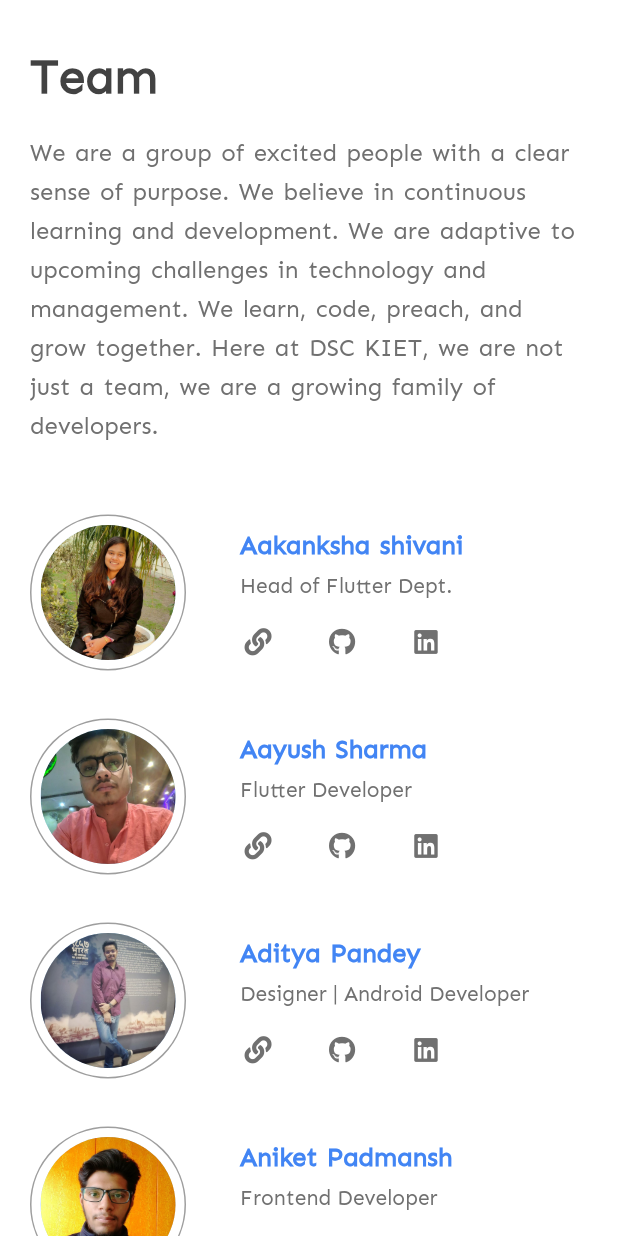
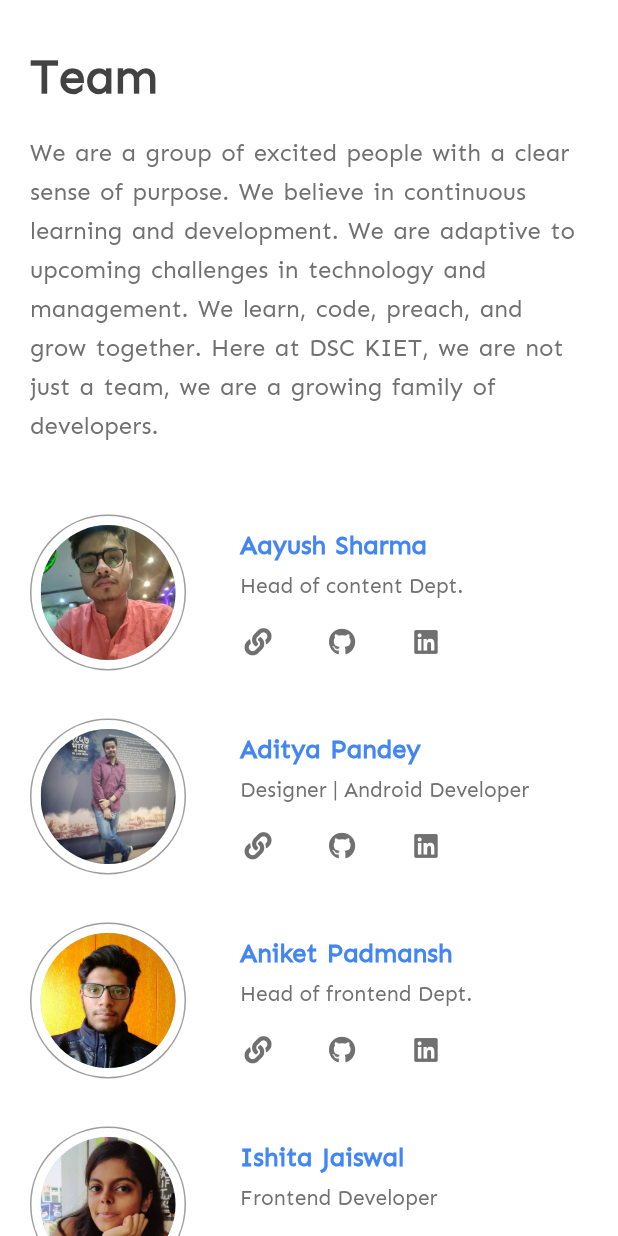
Before and after one commit to dsckiet/DSC-KIET-APP, a Flutter app: the TeamScreen widget shown alone on an empty page, opened directly, on a phone screen of 412 x 824 dp. Run offline on Flutter 3.47's test engine with Material 2 defaults, Android fonts, the light colour scheme and no system bars; our stand-ins replace bloc, cached_network_image, curved_navigation_bar, firebase_core, firebase_messaging, flutter_bloc and 5 more; accounts and stored records are empty.

Commit message:
team changes done

```diff
--- a/lib/screens/team_screen.dart
+++ b/lib/screens/team_screen.dart
@@ -20,7 +20,10 @@ class _TeamScreenState extends State<TeamScreen> {
   ImageProvider teamImage = AssetImage('assets/images/team.png');
 
   // String _value = domains[0];
-  List<Map<String, String>> teamMembers = List.from(team);
+  List<Map<String, dynamic>> teamMembers =
+      List.from(team.where((element) => element['alumni'] == false));
+  List<Map<String, dynamic>> alumniMembers =
+      List.from(team.where((element) => element['alumni'] == true));
 
   @override
   Widget build(BuildContext context) {
@@ -45,70 +48,21 @@ class _TeamScreenState extends State<TeamScreen> {
                   color: Color(0xff707070)),
             ),
             Padding(padding: EdgeInsets.only(top: 16)),
-            // Card(
-            //   elevation: 4,
-            //   color: blue,
-            //   child: Container(
-            //     width: double.infinity,
-            //     child: Row(
-            //       children: [
-            //         Padding(padding: EdgeInsets.only(right: 20)),
-            //         Text(
-            //           'Domain',
-            //           style: body1(context).copyWith(
-            //             fontWeight: FontWeight.bold,
-            //             color: Colors.white,
-            //           ),
-            //         ),
-            //         Spacer(),
-            // DropdownButton(
-            //     items: domains
-            //         .map(
-            //           (e) => DropdownMenuItem(
-            //             child: Row(children: [
-            //               if (domains.indexOf(e) != 0)
-            //                 SvgPicture.asset(
-            //                   'assets/icons/${e.toLowerCase()}.svg',
-            //                   height: 24,
-            //                 ),
-            //               Padding(padding: EdgeInsets.only(right: 10)),
-            //               Text(e),
-            //             ]),
-            //             value: e,
-            //           ),
-            //         )
-            //         .toList(),
-            //     underline: Container(),
-            //     elevation: 8,
-            //     style: body1(context).copyWith(
-            //         color: Colors.white, fontWeight: FontWeight.bold),
-            //     value: _value,
-            //     dropdownColor: Color(0xff424242),
-            //     iconEnabledColor: Colors.white,
-            //     onChanged: (value) {
-            //       _value = value;
-            //       if (_value != 'All')
-            //         teamMembers = List.from(
-            //           team.filter(
-            //             (element) => element['domain'] == _value,
-            //           ),
-            //         );
-            //       else
-            //         teamMembers = List.from(team);
-            //       setState(() {});
-            //     }),
-            //         Spacer(
-            //           flex: 2,
-            //         ),
-            //       ],
-            //     ),
-            //   ),
-            // ),
             Padding(padding: EdgeInsets.only(top: 16)),
             ...teamMembers.map(
               (e) => TeamMemberPanel(data: e, i: team.indexOf(e)),
             ),
             Padding(padding: EdgeInsets.only(top: 20)),
+            Padding(padding: EdgeInsets.only(top: 16)),
+            Text(
+              'Our Alumni',
+              style: heading(context),
+            ),
+            Padding(padding: EdgeInsets.only(top: 16)),
+            ...alumniMembers.map(
+              (e) => TeamMemberPanel(data: e, i: team.indexOf(e)),
+            ),
+            Padding(padding: EdgeInsets.only(top: 32)),
           ],
         ),
       ),
@@ -123,7 +77,7 @@ class TeamMemberPanel extends ConsumerWidget {
     @required this.i,
   });
 
-  final Map<String, String> data;
+  final Map<String, dynamic> data;
   final int i;
 
   @override
@@ -220,3 +174,64 @@ class TeamMemberPanel extends ConsumerWidget {
     );
   }
 }
+
+
+// Card(
+            //   elevation: 4,
+            //   color: blue,
+            //   child: Container(
+            //     width: double.infinity,
+            //     child: Row(
+            //       children: [
+            //         Padding(padding: EdgeInsets.only(right: 20)),
+            //         Text(
+            //           'Domain',
+            //           style: body1(context).copyWith(
+            //             fontWeight: FontWeight.bold,
+            //             color: Colors.white,
+            //           ),
+            //         ),
+            //         Spacer(),
+            // DropdownButton(
+            //     items: domains
+            //         .map(
+            //           (e) => DropdownMenuItem(
+            //             child: Row(children: [
+            //               if (domains.indexOf(e) != 0)
+            //                 SvgPicture.asset(
+            //                   'assets/icons/${e.toLowerCase()}.svg',
+            //                   height: 24,
+            //                 ),
+            //               Padding(padding: EdgeInsets.only(right: 10)),
+            //               Text(e),
+            //             ]),
+            //             value: e,
+            //           ),
+            //         )
+            //         .toList(),
+            //     underline: Container(),
+            //     elevation: 8,
+            //     style: body1(context).copyWith(
+            //         color: Colors.white, fontWeight: FontWeight.bold),
+            //     value: _value,
+            //     dropdownColor: Color(0xff424242),
+            //     iconEnabledColor: Colors.white,
+            //     onChanged: (value) {
+            //       _value = value;
+            //       if (_value != 'All')
+            //         teamMembers = List.from(
+            //           team.filter(
+            //             (element) => element['domain'] == _value,
+            //           ),
+            //         );
+            //       else
+            //         teamMembers = List.from(team);
+            //       setState(() {});
+            //     }),
+            //         Spacer(
+            //           flex: 2,
+            //         ),
+            //       ],
+            //     ),
+            //   ),
+            // ),
--- a/lib/services/data/team.dart
+++ b/lib/services/data/team.dart
@@ -1,4 +1,4 @@
-List<Map<String, String>> team = [
+List<Map<String, dynamic>> team = [
   {
     "name": "Aakanksha shivani",
     "linkedin": "https://www.linkedin.com/in/shivaniaakanksha",
@@ -7,8 +7,9 @@ List<Map<String, String>> team = [
     "domain": "Flutter",
     "other_url": "https://twitter.com/akkushivani",
     "dob": "5/15/1998",
-    "role": "Head of Flutter Dept.",
-    "image": "assets/images/aakanksha_shivani.JPG"
+    "role": "Former head of Flutter Dept.",
+    "image": "assets/images/aakanksha_shivani.JPG",
+    "alumni": true,
   },
   {
     "name": "Aayush Sharma",
@@ -18,8 +19,9 @@ List<Map<String, String>> team = [
     "domain": "Flutter",
     "other_url": "https://codeforces.com/profile/Ayush_b58",
     "dob": "5/29/2000",
-    "role": "Flutter Developer",
-    "image": "assets/images/Aayush_Sharma.jpg"
+    "role": "Head of content Dept.",
+    "image": "assets/images/Aayush_Sharma.jpg",
+    "alumni": false,
   },
   {
     "name": "Aditya Pandey",
@@ -30,7 +32,8 @@ List<Map<String, String>> team = [
     "other_url": "http://ydasc815.github.io/",
     "dob": "12/14/1999",
     "role": "Designer | Android Developer",
-    "image": "assets/images/aditya_pandey.jpg"
+    "image": "assets/images/aditya_pandey.jpg",
+    "alumni": false,
   },
   {
     "name": "Aniket Padmansh",
@@ -40,8 +43,9 @@ List<Map<String, String>> team = [
     "domain": "Web",
     "other_url": "https://www.hackerrank.com/padmansh_20",
     "dob": "1/20/2002",
-    "role": "Frontend Developer",
-    "image": "assets/images/Aniket_Padmansh.jpg"
+    "role": "Head of frontend Dept.",
+    "image": "assets/images/Aniket_Padmansh.jpg",
+    "alumni": false,
   },
   {
     "name": "Anshul Gupta",
@@ -51,8 +55,9 @@ List<Map<String, String>> team = [
     "domain": "Android",
     "other_url": "http://anshul1507.tech/",
     "dob": "7/15/1999",
-    "role": "Head of Android Dept.",
-    "image": "assets/images/anshul_gupta.jpg"
+    "role": "Former head of Android Dept.",
+    "image": "assets/images/anshul_gupta.jpg",
+    "alumni": true,
   },
   {
     "name": "Ishita Jaiswal",
@@ -63,7 +68,8 @@ List<Map<String, String>> team = [
     "other_url": "https://www.hackerrank.com/ishita_4m",
     "dob": "3/4/2000",
     "role": "Frontend Developer",
-    "image": "assets/images/ishita_jaiswal.jpg"
+    "image": "assets/images/ishita_jaiswal.jpg",
+    "alumni": false,
   },
   {
     "name": "Lakshay Kumar",
@@ -73,8 +79,9 @@ List<Map<String, String>> team = [
     "domain": "ML",
     "other_url": "https://www.stopstalk.com/user/profile/lakshaykumar0510",
     "dob": "5/10/2001",
-    "role": "Competitive Programmer",
-    "image": "assets/images/Lakshay_Kumar.jpg"
+    "role": "Head of competitive Programming.",
+    "image": "assets/images/Lakshay_Kumar.jpg",
+    "alumni": false,
   },
   {
     "name": "Mayank Shakya",
@@ -84,8 +91,9 @@ List<Map<String, String>> team = [
     "domain": "Web",
     "other_url": "https://twitter.com/mayanksh99",
     "dob": "7/28/1999",
-    "role": "DSC Lead",
-    "image": "assets/images/mayank_shakya.jpg"
+    "role": "Former DSC Lead | Frontend developer",
+    "image": "assets/images/mayank_shakya.jpg",
+    "alumni": false,
   },
   {
     "name": "Nidhaan Srivastava",
@@ -95,8 +103,9 @@ List<Map<String, String>> team = [
     "domain": "Web",
     "other_url": "https://www.hackerearth.com/@nidhanranjan",
     "dob": "9/17/2000",
-    "role": "Frontend Developer",
-    "image": "assets/images/Nidhaan_Srivastava.jpg"
+    "role": "Head of dDesign",
+    "image": "assets/images/Nidhaan_Srivastava.jpg",
+    "alumni": false,
   },
   {
     "name": "Priyanshu Sharma",
@@ -106,8 +115,9 @@ List<Map<String, String>> team = [
     "domain": "Web",
     "other_url": "https://www.hackerrank.com/priyanshus_edu",
     "dob": "12/20/2001",
-    "role": "Backend Developer",
-    "image": "assets/images/priyanshu_sharma.jpg"
+    "role": "DSC lead | Backend Developer",
+    "image": "assets/images/priyanshu_sharma.jpg",
+    "alumni": false,
   },
   {
     "name": "Ritik Srivastava",
@@ -118,7 +128,8 @@ List<Map<String, String>> team = [
     "other_url": "https://ritiksr25.tech",
     "dob": "9/11/2000",
     "role": "Head of Projects",
-    "image": "assets/images/ritik_srivastava.jpeg"
+    "image": "assets/images/ritik_srivastava.jpeg",
+    "alumni": false,
   },
   {
     "name": "Rohan Mehta",
@@ -128,8 +139,9 @@ List<Map<String, String>> team = [
     "domain": "Web",
     "other_url": "https://rhnmht30.dev",
     "dob": "12/30/1997",
-    "role": "Head of Tech",
-    "image": "assets/images/rohan_mehta.jpg"
+    "role": "Former head of Tech",
+    "image": "assets/images/rohan_mehta.jpg",
+    "alumni": true,
   },
   {
     "name": "Satyam Sharma",
@@ -139,8 +151,9 @@ List<Map<String, String>> team = [
     "domain": "Flutter",
     "other_url": "https://www.hackerrank.com/satyamx64?hr_r=1",
     "dob": "7/12/2001",
-    "role": "Flutter Developer",
-    "image": "assets/images/satyam_sharma.jpg"
+    "role": "Head of flutter Dept.",
+    "image": "assets/images/satyam_sharma.jpg",
+    "alumni": false,
   },
   {
     "name": "Shashank Jaitly",
@@ -151,7 +164,8 @@ List<Map<String, String>> team = [
     "other_url": "https://github.com/ShashankJaitly",
     "dob": "9/16/1998",
     "role": "Content Creator | Developer",
-    "image": "assets/images/shashank_jaitly.jpg"
+    "image": "assets/images/shashank_jaitly.jpg",
+    "alumni": false,
   },
   {
     "name": "Shubham Singh",
@@ -161,8 +175,9 @@ List<Map<String, String>> team = [
     "domain": "Flutter",
     "other_url": "https://twitter.com/shubham100ev",
     "dob": "11/10/1998",
-    "role": "Head of Design | Flutter Developer",
-    "image": "assets/images/shubham_singh.jpg"
+    "role": "Former head of Design | Flutter Developer",
+    "image": "assets/images/shubham_singh.jpg",
+    "alumni": false,
   },
   {
     "name": "Vidit Jha",
@@ -172,8 +187,9 @@ List<Map<String, String>> team = [
     "domain": "Android",
     "other_url": "https://www.stopstalk.com/user/profile/jhavidit",
     "dob": "10/28/2000",
-    "role": "Android Developer",
-    "image": "assets/images/vidit_jha.jpg"
+    "role": "Head of Android Dept.",
+    "image": "assets/images/vidit_jha.jpg",
+    "alumni": false,
   },
   {
     "name": "Aakash Goel",
@@ -183,8 +199,9 @@ List<Map<String, String>> team = [
     "domain": "Web",
     "other_url": "https://goelaakash79.github.io/",
     "dob": "3/4/1998",
-    "role": "Class of 2020",
-    "image": "assets/images/aakash_goel.jpg"
+    "role": "Class of 2020 | Founder of DSC KIET",
+    "image": "assets/images/aakash_goel.jpg",
+    "alumni": true,
   },
   {
     "name": "Ritwick Bhargav",
@@ -196,7 +213,8 @@ List<Map<String, String>> team = [
         "https://drive.google.com/file/d/1W6aFjVFJLH8t_9o9vL7LpY0ABfn4Z3ct/view?usp=sharing",
     "dob": "1/28/1999",
     "role": "Class of 2020",
-    "image": "assets/images/ritwick_bhargav.jpeg"
+    "image": "assets/images/ritwick_bhargav.jpeg",
+    "alumni": true,
   },
   {
     "name": "Shubham Goswami",
@@ -207,7 +225,8 @@ List<Map<String, String>> team = [
     "other_url": "https://sgshubham98.github.io",
     "dob": "1/7/1998",
     "role": "Class of 2020",
-    "image": "assets/images/shubham_goswami.jpg"
+    "image": "assets/images/shubham_goswami.jpg",
+    "alumni": true,
   },
   {
     "name": "Shreeyanshi Gupta",
@@ -218,6 +237,7 @@ List<Map<String, String>> team = [
     "other_url": "https://www.linkedin.com/in/shrynshigupta06",
     "dob": "11/21/1997",
     "role": "Class of 2020",
-    "image": "assets/images/shreeyanshi_gupta.jpeg"
+    "image": "assets/images/shreeyanshi_gupta.jpeg",
+    "alumni": true,
   }
 ];
```
